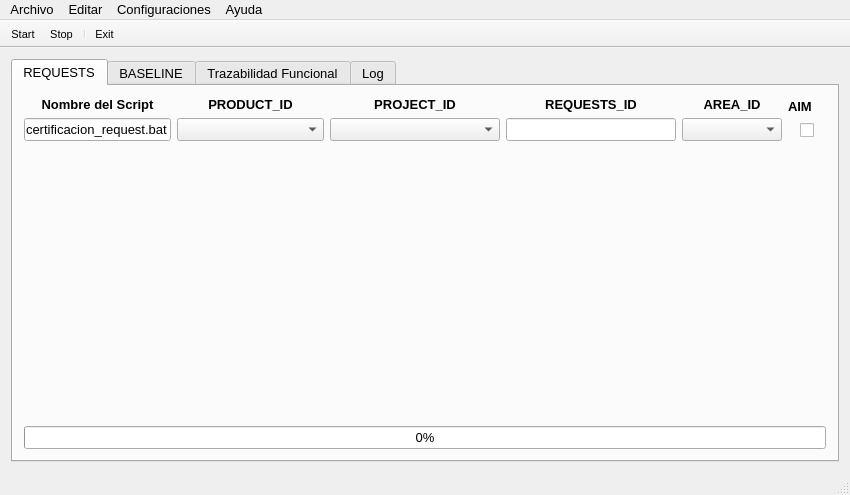
First picture: the form in mainwindow.ui, repository dkmpos89/CheckingQATools, before the edit.
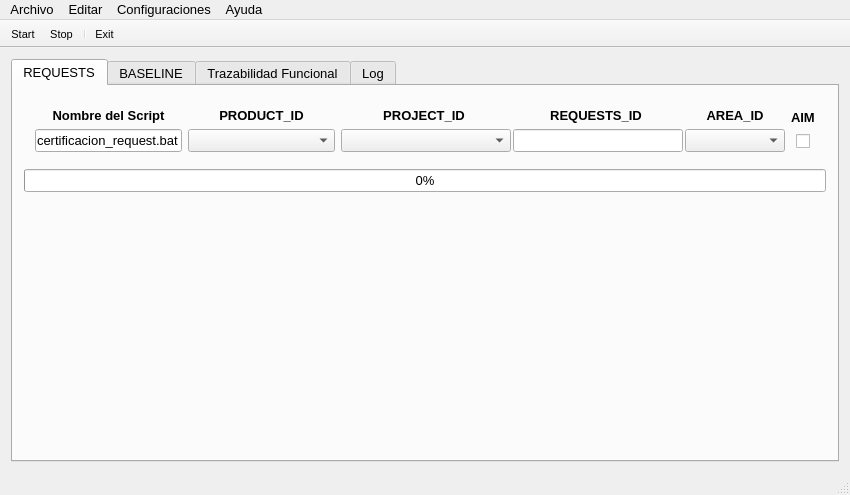
Second picture: the form after the edit. The open tabs and pages were chosen to show the change. Icons and pictures are not drawn. Custom widgets are drawn as their Qt base class.

Patch:
```diff
--- a/mainwindow.ui
+++ b/mainwindow.ui
@@ -59,108 +59,9 @@
         <string>REQUESTS</string>
        </attribute>
        <layout class="QGridLayout" name="gridLayout_2">
-        <item row="0" column="0">
-         <layout class="QVBoxLayout" name="verticalLayout">
-          <item>
-           <widget class="QLabel" name="label">
-            <property name="font">
-             <font>
-              <weight>75</weight>
-              <bold>true</bold>
-             </font>
-            </property>
-            <property name="autoFillBackground">
-             <bool>false</bool>
-            </property>
-            <property name="text">
-             <string>Nombre del Script</string>
-            </property>
-            <property name="alignment">
-             <set>Qt::AlignCenter</set>
-            </property>
-           </widget>
-          </item>
-          <item>
-           <widget class="QLineEdit" name="name_script">
-            <property name="minimumSize">
-             <size>
-              <width>147</width>
-              <height>0</height>
-             </size>
-            </property>
-            <property name="acceptDrops">
-             <bool>false</bool>
-            </property>
-            <property name="text">
-             <string>certificacion_request.bat</string>
-            </property>
-            <property name="readOnly">
-             <bool>true</bool>
-            </property>
-           </widget>
-          </item>
-         </layout>
-        </item>
-        <item row="0" column="1">
-         <layout class="QVBoxLayout" name="verticalLayout_2">
-          <item>
-           <widget class="QLabel" name="label_2">
-            <property name="font">
-             <font>
-              <weight>75</weight>
-              <bold>true</bold>
-             </font>
-            </property>
-            <property name="text">
-             <string>PRODUCT_ID</string>
-            </property>
-            <property name="alignment">
-             <set>Qt::AlignCenter</set>
-            </property>
-           </widget>
-          </item>
-          <item>
-           <widget class="QComboBox" name="product_id">
-            <property name="minimumSize">
-             <size>
-              <width>147</width>
-              <height>0</height>
-             </size>
-            </property>
-           </widget>
-          </item>
-         </layout>
-        </item>
-        <item row="0" column="2">
-         <layout class="QVBoxLayout" name="verticalLayout_3">
-          <item>
-           <widget class="QLabel" name="label_3">
-            <property name="font">
-             <font>
-              <weight>75</weight>
-              <bold>true</bold>
-             </font>
-            </property>
-            <property name="text">
-             <string>PROJECT_ID</string>
-            </property>
-            <property name="alignment">
-             <set>Qt::AlignCenter</set>
-            </property>
-           </widget>
-          </item>
-          <item>
-           <widget class="QComboBox" name="project_id">
-            <property name="minimumSize">
-             <size>
-              <width>170</width>
-              <height>0</height>
-             </size>
-            </property>
-           </widget>
-          </item>
-         </layout>
-        </item>
+        <item row="1" column="0" colspan="5">
+         <widget class="QWidget" name="contenedorTab1" native="true">
+          <layout class="QGridLayout" name="gridLayout_7">
         <item row="0" column="3">
          <layout class="QVBoxLayout" name="verticalLayout_4">
           <item>
@@ -191,36 +92,6 @@
           </item>
          </layout>
         </item>
-        <item row="0" column="4">
-         <layout class="QVBoxLayout" name="verticalLayout_5">
-          <item>
-           <widget class="QLabel" name="label_5">
-            <property name="font">
-             <font>
-              <weight>75</weight>
-              <bold>true</bold>
-             </font>
-            </property>
-            <property name="text">
-             <string>AREA_ID</string>
-            </property>
-            <property name="alignment">
-             <set>Qt::AlignCenter</set>
-            </property>
-           </widget>
-          </item>
-          <item>
-           <widget class="QComboBox" name="area_id">
-            <property name="minimumSize">
-             <size>
-              <width>100</width>
-              <height>0</height>
-             </size>
-            </property>
-           </widget>
-          </item>
-         </layout>
-        </item>
         <item row="0" column="5">
          <layout class="QVBoxLayout" name="verticalLayout_10">
           <item>
@@ -281,7 +152,149 @@
           </item>
          </layout>
         </item>
-        <item row="1" column="2">
+           <item row="0" column="4">
+            <layout class="QVBoxLayout" name="verticalLayout_5">
+             <item>
+              <widget class="QLabel" name="label_5">
+               <property name="font">
+                <font>
+                 <weight>75</weight>
+                 <bold>true</bold>
+                </font>
+               </property>
+               <property name="text">
+                <string>AREA_ID</string>
+               </property>
+               <property name="alignment">
+                <set>Qt::AlignCenter</set>
+               </property>
+              </widget>
+             </item>
+             <item>
+              <widget class="QComboBox" name="area_id">
+               <property name="minimumSize">
+                <size>
+                 <width>100</width>
+                 <height>0</height>
+                </size>
+               </property>
+              </widget>
+             </item>
+            </layout>
+           </item>
+           <item row="0" column="2">
+            <layout class="QVBoxLayout" name="verticalLayout_3">
+             <item>
+              <widget class="QLabel" name="label_3">
+               <property name="font">
+                <font>
+                 <weight>75</weight>
+                 <bold>true</bold>
+                </font>
+               </property>
+               <property name="text">
+                <string>PROJECT_ID</string>
+               </property>
+               <property name="alignment">
+                <set>Qt::AlignCenter</set>
+               </property>
+              </widget>
+             </item>
+             <item>
+              <widget class="QComboBox" name="project_id">
+               <property name="minimumSize">
+                <size>
+                 <width>170</width>
+                 <height>0</height>
+                </size>
+               </property>
+              </widget>
+             </item>
+            </layout>
+           </item>
+           <item row="0" column="0">
+            <layout class="QVBoxLayout" name="verticalLayout">
+             <item>
+              <widget class="QLabel" name="label">
+               <property name="font">
+                <font>
+                 <weight>75</weight>
+                 <bold>true</bold>
+                </font>
+               </property>
+               <property name="autoFillBackground">
+                <bool>false</bool>
+               </property>
+               <property name="text">
+                <string>Nombre del Script</string>
+               </property>
+               <property name="alignment">
+                <set>Qt::AlignCenter</set>
+               </property>
+              </widget>
+             </item>
+             <item>
+              <widget class="QLineEdit" name="name_script">
+               <property name="minimumSize">
+                <size>
+                 <width>147</width>
+                 <height>0</height>
+                </size>
+               </property>
+               <property name="acceptDrops">
+                <bool>false</bool>
+               </property>
+               <property name="text">
+                <string>certificacion_request.bat</string>
+               </property>
+               <property name="readOnly">
+                <bool>true</bool>
+               </property>
+              </widget>
+             </item>
+            </layout>
+           </item>
+           <item row="0" column="1">
+            <layout class="QVBoxLayout" name="verticalLayout_2">
+             <item>
+              <widget class="QLabel" name="label_2">
+               <property name="font">
+                <font>
+                 <weight>75</weight>
+                 <bold>true</bold>
+                </font>
+               </property>
+               <property name="text">
+                <string>PRODUCT_ID</string>
+               </property>
+               <property name="alignment">
+                <set>Qt::AlignCenter</set>
+               </property>
+              </widget>
+             </item>
+             <item>
+              <widget class="QComboBox" name="product_id">
+               <property name="minimumSize">
+                <size>
+                 <width>147</width>
+                 <height>0</height>
+                </size>
+               </property>
+              </widget>
+             </item>
+            </layout>
+           </item>
+          </layout>
+         </widget>
+        </item>
+        <item row="2" column="0" colspan="5">
+         <widget class="QProgressBar" name="progressBar_tab1">
+          <property name="value">
+           <number>0</number>
+          </property>
+         </widget>
+        </item>
+        <item row="3" column="0" colspan="5">
          <spacer name="verticalSpacer">
           <property name="orientation">
            <enum>Qt::Vertical</enum>
@@ -294,13 +307,6 @@
           </property>
          </spacer>
         </item>
-        <item row="2" column="0" colspan="6">
-         <widget class="QProgressBar" name="progressBar_tab1">
-          <property name="value">
-           <number>0</number>
-          </property>
-         </widget>
-        </item>
        </layout>
       </widget>
       <widget class="QWidget" name="tab_2">
```
Left out of the diff: 8 changed lines with no effect on the pictures. Lines whose indentation alone changed are shown as unchanged.
